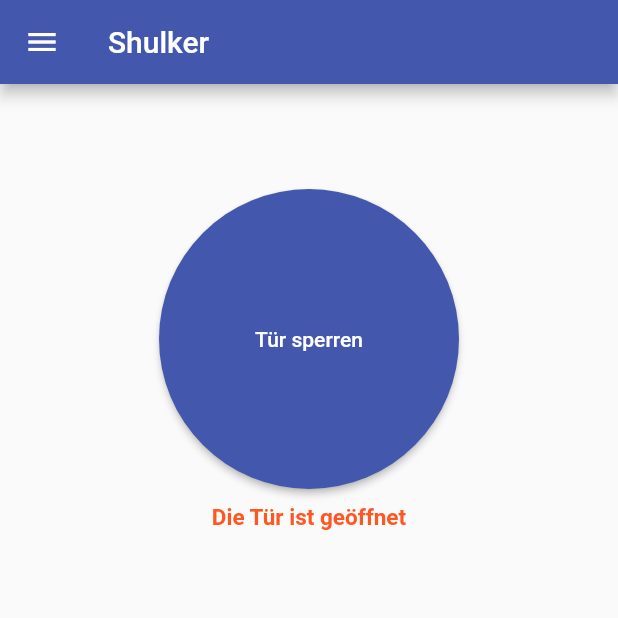
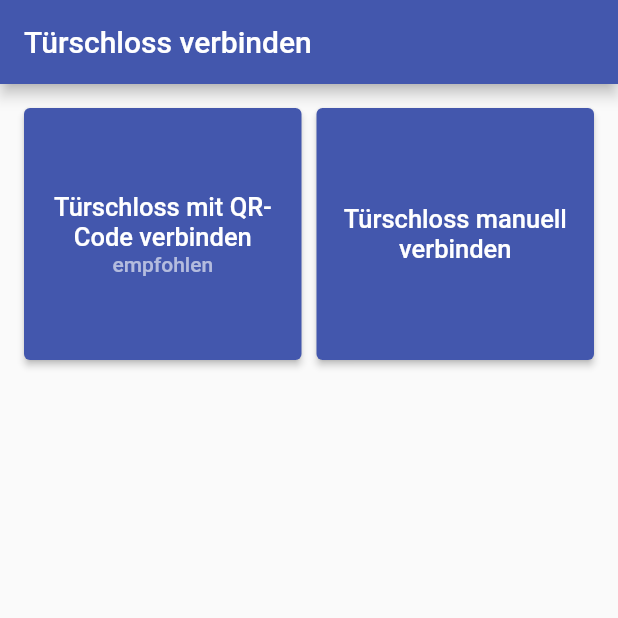
Before and after one commit to htl-anichstrasse/shulker, a Flutter app: the screen it shows after launch, on a phone screen of 412 x 824 dp, the top half of it. Run offline on Flutter 3.47's test engine with Material 2 defaults, Android fonts, the phone set to English and light mode, and no system bars; our stand-ins replace shared_preferences; missing offline and left inert: qr_code_scanner; Roboto replaces fonts that are missing (customFont).

Commit message:
splash screen and local storage

```diff
--- a/client/lib/main.dart
+++ b/client/lib/main.dart
@@ -19,7 +19,7 @@ class MyApp extends StatelessWidget {
       initialRoute: '/',
       routes: {
         '/': (context) => HomeScreen(),
-        "/pairDevice": (context) => ConnectScreen(),
+        "/pairDevice": (context) => ConnectWizard(),
       },
     );
   }
--- a/client/lib/screens/ConnectScreen.dart
+++ b/client/lib/screens/ConnectScreen.dart
@@ -1,14 +1,15 @@
 import 'package:doorlock_app/util/RegexHelper.dart';
 import 'package:doorlock_app/util/SnackBarHelper.dart';
+import 'package:doorlock_app/util/StorageHelper.dart';
 import 'package:doorlock_app/views/QrScan.dart';
 import 'package:flutter/material.dart';
 
-class ConnectScreen extends StatefulWidget {
+class ConnectWizard extends StatefulWidget {
   @override
-  _ConnectScreenState createState() => _ConnectScreenState();
+  _ConnectWizardState createState() => _ConnectWizardState();
 }
 
-class _ConnectScreenState extends State<ConnectScreen> {
+class _ConnectWizardState extends State<ConnectWizard> {
   final networkFormKey = GlobalKey<FormState>();
   int screenId = 0;
   String _ip;
@@ -128,9 +129,19 @@ class _ConnectScreenState extends State<ConnectScreen> {
                             if (!networkFormKey.currentState.validate()) {
                               return;
                             }
+                            saveIp(_ip);
+                            savePort(_port);
+                            var x = getPort();
                             displaySnackBar(context, Colors.green, "Erfolgreich verbunden");
+
+                            Navigator.pushNamedAndRemoveUntil(context, "/", (route) => false);
                           },
-                          child: Text("Verbinden"))
+                          child: Text("Verbinden")),
+                      ElevatedButton(
+                          onPressed: () {
+                            deleteData();
+                          },
+                          child: Text("Lokale Daten löschen"))
                     ],
                   ),
                 )
--- a/client/lib/screens/HomeScreen.dart
+++ b/client/lib/screens/HomeScreen.dart
@@ -1,3 +1,5 @@
+import 'package:doorlock_app/screens/ConnectScreen.dart';
+import 'package:doorlock_app/util/StorageHelper.dart';
 import 'package:doorlock_app/views/CreatePin.dart';
 import 'package:doorlock_app/views/PinManager.dart';
 import 'package:doorlock_app/views/Settings.dart';
@@ -5,6 +7,7 @@ import 'package:doorlock_app/widgets/Sidenav.dart';
 import 'package:flutter/material.dart';
 
 import 'package:doorlock_app/services/ServerCommunication.dart';
+import 'package:shared_preferences/shared_preferences.dart';
 
 class HomeScreen extends StatefulWidget {
   @override
@@ -13,6 +16,7 @@ class HomeScreen extends StatefulWidget {
 
 class _HomeScreenState extends State<HomeScreen> {
   bool _locked = false;
+  bool _lockPaired;
 
   int selectedSidenavIndex = 0;
 
@@ -27,10 +31,33 @@ class _HomeScreenState extends State<HomeScreen> {
     changeDoorStateAsync(!_locked);
   }
 
+  loadIpPort() async {
+
+    SharedPreferences prefs = await SharedPreferences.getInstance();
+    bool toReturn = ((prefs.containsKey("ip") && prefs.containsKey("port")));
+
+    setState(() {
+      _lockPaired = !toReturn;
+    });
+  }
+
+  @override
+  void initState() {
+    super.initState();
+    loadIpPort();
+  }
+
   @override
   Widget build(BuildContext context) {
     return new Builder(
-      builder: (context) => Scaffold(
+      builder: (context) {
+        if (_lockPaired == null){
+          return SizedBox.shrink();
+        }
+        if (_lockPaired) {
+          return ConnectWizard();
+        }
+        return Scaffold(
             appBar: AppBar(
               title: Text("$title"),
             ),
@@ -40,8 +67,7 @@ class _HomeScreenState extends State<HomeScreen> {
                 title = titles[index];
               });
             }, selectedSidenavIndex),
-          floatingActionButton: Builder(
-            builder: (context) {
+            floatingActionButton: Builder(builder: (context) {
               if (selectedSidenavIndex == 1) {
                 return FloatingActionButton(
                   child: Icon(Icons.add),
@@ -52,8 +78,7 @@ class _HomeScreenState extends State<HomeScreen> {
                 );
               }
               return Container();
-            }
-          ),
+            }),
             body: Builder(
               builder: (context) {
                 if (selectedSidenavIndex == 0) {
@@ -69,7 +94,8 @@ class _HomeScreenState extends State<HomeScreen> {
                               BoxConstraints.tightFor(width: 200, height: 200),
                           child: ElevatedButton(
                               onPressed: changeLockStatus,
-                            child: Text(_locked ? "Tür öffnen" : "Tür sperren"),
+                              child:
+                                  Text(_locked ? "Tür öffnen" : "Tür sperren"),
                               style: ElevatedButton.styleFrom(
                                   shape: CircleBorder())),
                         ),
@@ -100,7 +126,8 @@ class _HomeScreenState extends State<HomeScreen> {
 
                 return Text("Invalid Sidenav selected index");
               },
-          )),
+            ));
+      },
     );
   }
 }
--- a/client/lib/util/SnackBarHelper.dart
+++ b/client/lib/util/SnackBarHelper.dart
@@ -8,5 +8,6 @@ void displaySnackBar(context, color, text) {
         children: [
           Text(text),
         ],
-      )));
+      ),
+  ));
 }
--- a/client/lib/views/QrScan.dart
+++ b/client/lib/views/QrScan.dart
@@ -8,6 +8,8 @@ class QRScanPage extends StatefulWidget {
   @override
   _QRScanPageState createState() => _QRScanPageState();
 }
+
+bool closed = false;
 
 class _QRScanPageState extends State<QRScanPage> {
   final qrKey = GlobalKey(debugLabel: 'QR');
@@ -53,9 +55,13 @@ class _QRScanPageState extends State<QRScanPage> {
 
     controller.scannedDataStream.listen((barcode) {
       if (barcode.code.isNotEmpty) {
+        if (!closed){
+          closed = true;
           controller.stopCamera();
           widget.onScanned(barcode.code);
           Navigator.pop(context);
+        }
+
       }
     });
   }
--- a/client/pubspec.yaml
+++ b/client/pubspec.yaml
@@ -24,6 +24,8 @@ dependencies:
   http: ^0.13.4
 
   qr_code_scanner: ^0.4.0
+
+  shared_preferences: ^2.0.11
 
   flutter:
     sdk: flutter
```
Also changed, not shown: client/lib/util/StorageHelper.dart (added, +35 -0 lines), client/pubspec.lock. Lines whose indentation alone changed are shown as unchanged.
